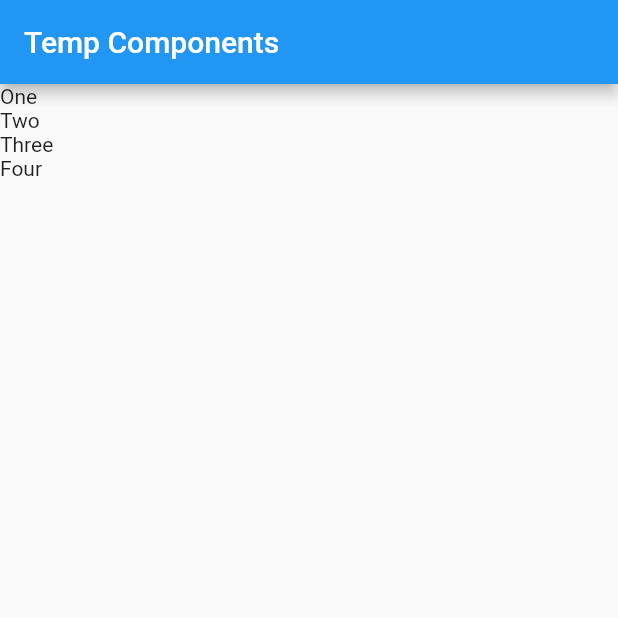
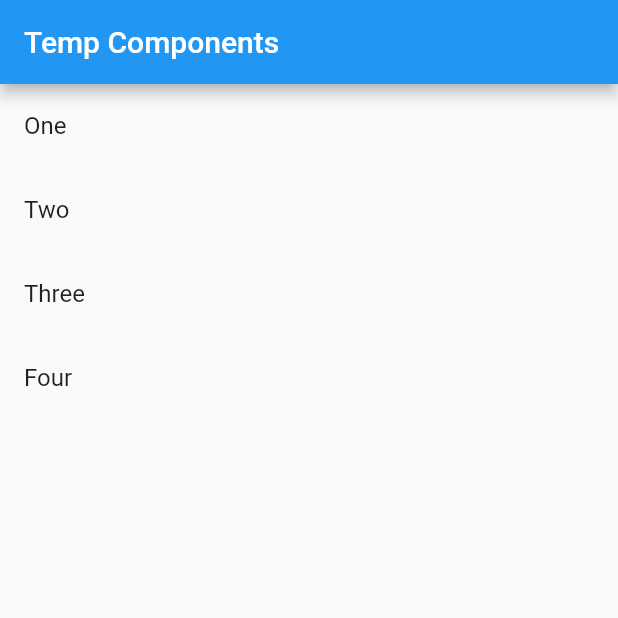
Before and after one commit to fperezco/flutter_widgets_party, a Flutter app: the screen it shows after launch, on a phone screen of 412 x 824 dp, the top half of it. Run offline on Flutter 3.47's test engine with Material 2 defaults, Android fonts, the phone set to English and light mode, and no system bars.

Commit message:
create a new short version of the list tile creation routine

```diff
--- a/lib/src/pages/home_temp.dart
+++ b/lib/src/pages/home_temp.dart
@@ -13,17 +13,29 @@ class HomePageTemp extends StatelessWidget {
       appBar: AppBar(
         title: Text("Temp Components"),
       ),
-      body: ListView(children: _itemListToWidgetList()),
+      body: ListView(children: _itemListToWidgetListShortVersion()),
     );
   }
 
   List<Widget> _itemListToWidgetList() {
     //dinamic list constructor
     List<Widget> widgetsList = <Widget>[];
-    for (var item in options) {
-      var widget = Text(item);
-      widgetsList.add(widget);
+    for (String item in options) {
+      var widget = ListTile(title: Text(item));
+      // widgetsList.add(widget);
+      // widgetsList.add(const Divider(color: Colors.blue,));
+      widgetsList //cascade operator
+        ..add(widget)
+        ..add(const Divider(color: Colors.blue));
     }
     return widgetsList;
   }
+
+  List<Widget> _itemListToWidgetListShortVersion() {
+    //using the map operator
+    return options.map((String item) {
+      return ListTile(title: Text(item));
+    }).toList();
+
+  }
 }
```
